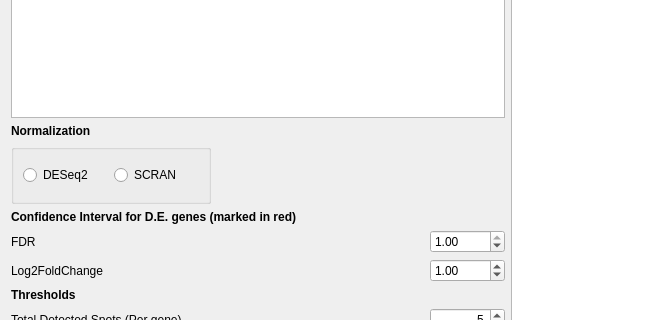
The window that src/analysis/analysisDEA.ui (jfnavarro/st_viewer) describes before a commit, drawn with Qt 5; both pictures show x 0 to 654 and y 337 to 657 of the 1034 by 794 pixel window.
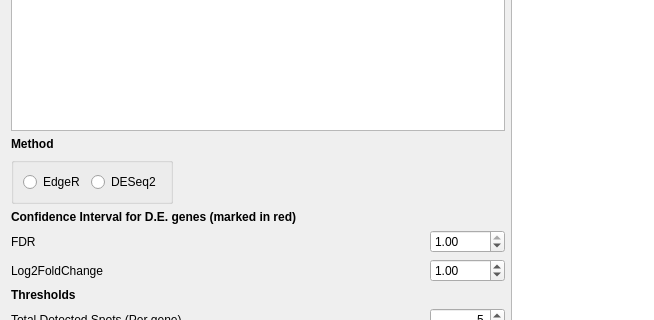
The same window after the commit. Custom widgets are drawn as their Qt base class.

Commit message: Bumped R version, added edgeR to DEA methods, enforced Scran normalzation in DEA, remove update button from visual settings, bug fixes, general improvements

```diff
--- a/src/analysis/analysisDEA.ui
+++ b/src/analysis/analysisDEA.ui
@@ -31,26 +31,14 @@
         </font>
        </property>
        <property name="text">
-        <string>Normalization</string>
+        <string>Method</string>
        </property>
       </widget>
      </item>
      <item>
       <layout class="QHBoxLayout" name="horizontalLayout_3">
        <item>
-        <widget class="QGroupBox" name="groupBoxNormalization">
-         <property name="minimumSize">
-          <size>
-           <width>200</width>
-           <height>60</height>
-          </size>
-         </property>
-         <property name="maximumSize">
-          <size>
-           <width>200</width>
-           <height>60</height>
-          </size>
-         </property>
+        <widget class="QGroupBox" name="groupBoxMethod">
          <property name="cursor">
           <cursorShape>PointingHandCursor</cursorShape>
          </property>
@@ -69,12 +57,9 @@
          <property name="flat">
           <bool>true</bool>
          </property>
-         <property name="checkable">
-          <bool>false</bool>
-         </property>
-         <layout class="QGridLayout" name="gridLayout_2">
-          <item row="0" column="1">
-           <widget class="QRadioButton" name="normalization_scran">
+         <layout class="QGridLayout" name="gridLayout">
+          <item row="0" column="0">
+           <widget class="QRadioButton" name="method_edger">
             <property name="toolTip">
              <string>SCRAN sum-factors</string>
             </property>
@@ -82,12 +67,12 @@
              <string>SCRAN sum-factors</string>
             </property>
             <property name="text">
-             <string>SCRAN</string>
+             <string>EdgeR</string>
             </property>
            </widget>
           </item>
-          <item row="0" column="0">
-           <widget class="QRadioButton" name="normalization_deseq">
+          <item row="0" column="1">
+           <widget class="QRadioButton" name="method_deseq">
             <property name="toolTip">
              <string>DESeq2 size factors (geometric means)</string>
             </property>
```
Left out of the diff: 17 changed lines with no effect on the pictures. The commit also changes 16 other files.
